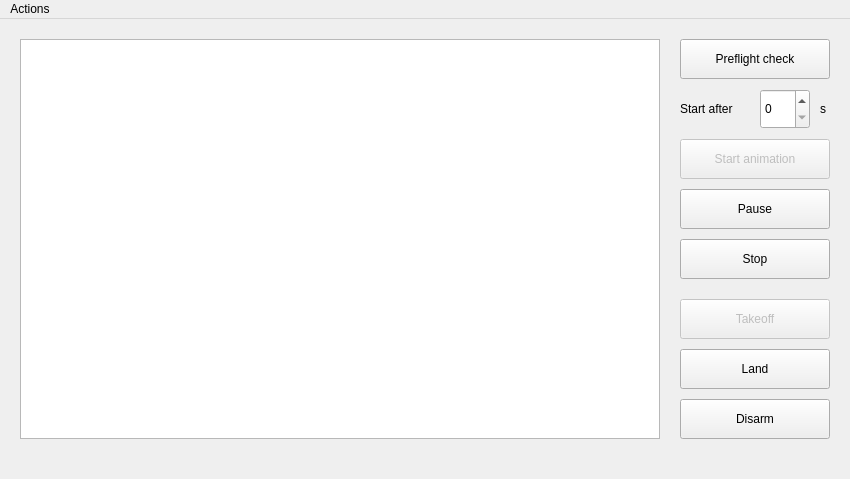
Above: Server/server_gui.ui from CopterExpress/clever-show before the change. Below: the same form after it.
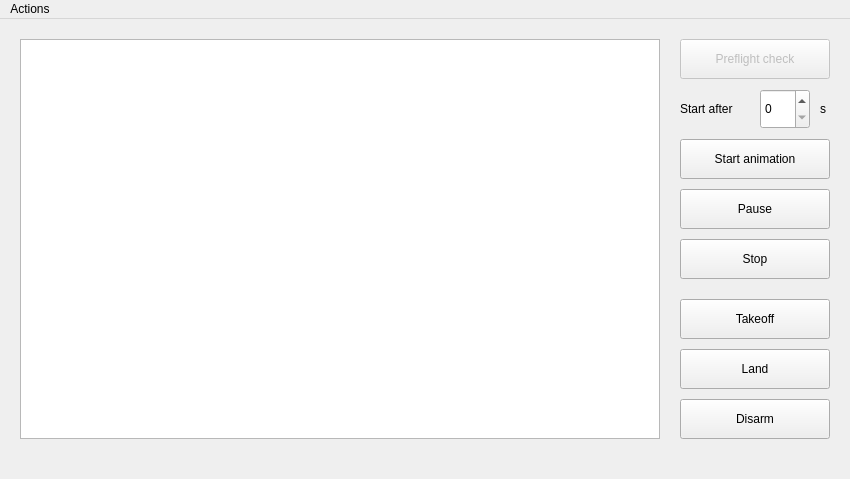
That is the form after the change.

Diff of the .ui file:
```diff
--- a/Server/server_gui.ui
+++ b/Server/server_gui.ui
@@ -15,6 +15,9 @@
   </property>
   <widget class="QWidget" name="centralwidget">
    <widget class="QPushButton" name="check_button">
+    <property name="enabled">
+     <bool>false</bool>
+    </property>
     <property name="geometry">
      <rect>
       <x>680</x>
@@ -29,7 +32,7 @@
    </widget>
    <widget class="QPushButton" name="start_button">
     <property name="enabled">
-     <bool>false</bool>
+     <bool>true</bool>
     </property>
     <property name="geometry">
      <rect>
@@ -84,7 +87,7 @@
    </widget>
    <widget class="QPushButton" name="takeoff_button">
     <property name="enabled">
-     <bool>false</bool>
+     <bool>true</bool>
     </property>
     <property name="geometry">
      <rect>
```
Left out of the diff: 2 changed lines with no effect on the pictures.
